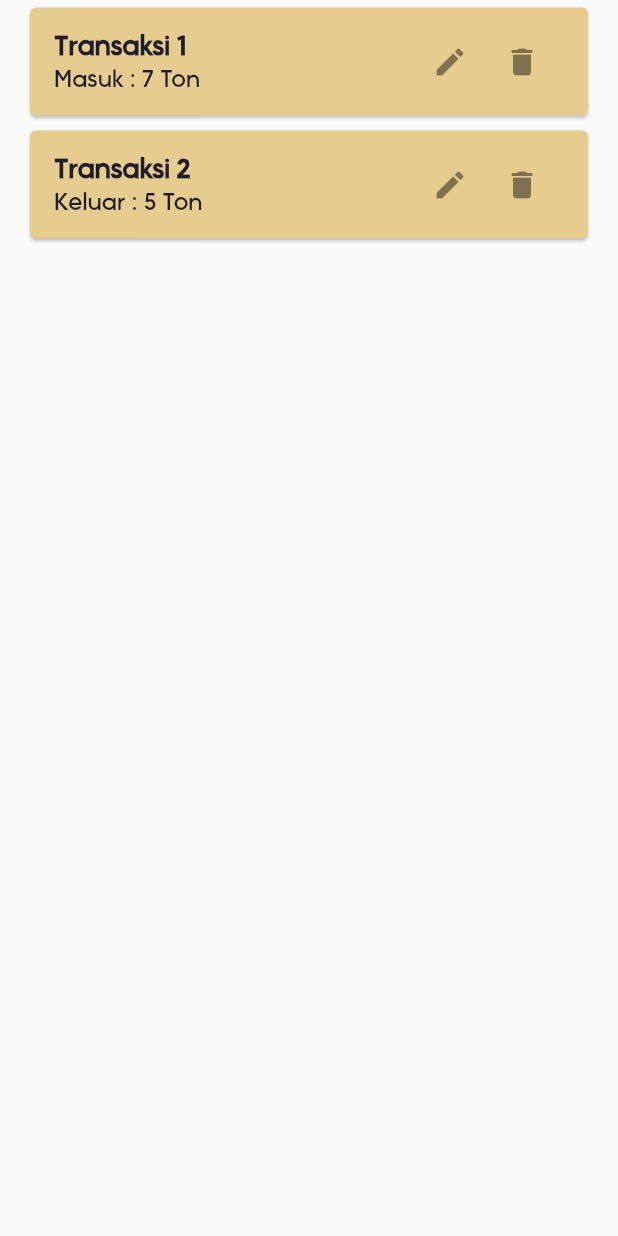
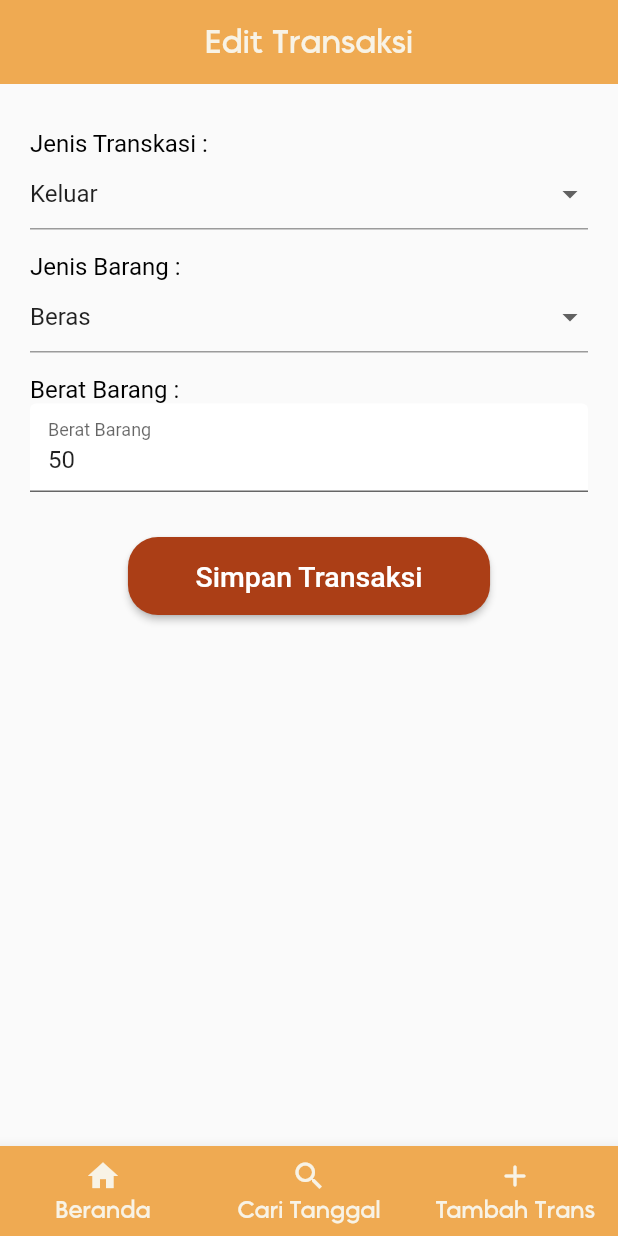
Before and after one commit to johnhaq69/Rismelku, a Flutter app: the TransaksiCard widget shown alone on an empty page, opened directly, after a tap on the "edit" icon, on a phone screen of 412 x 824 dp. Run offline on Flutter 3.47's test engine with Material 2 defaults, Android fonts, the light colour scheme and no system bars; our stand-ins replace date_format; missing offline and left inert: dart:ffi.

Commit message:
buat file edit_transaksi.dart di folder /lib/pages

```diff
--- /dev/null
+++ b/lib/pages/edit_transaksi.dart
@@ -0,0 +1,162 @@
+import 'package:rismelku/widget/bottom_nav.dart';
+import 'package:flutter/material.dart';
+import 'package:rismelku/theme.dart';
+
+class EditTransaksiScreen extends StatefulWidget {
+  const EditTransaksiScreen({
+    Key? key,
+    required this.idTransaksi,
+    required this.jenisTransaksi,
+    required this.jenisBarang,
+    required this.beratBarang,
+  }) : super(key: key);
+
+  final int idTransaksi;
+  final String jenisTransaksi;
+  final String jenisBarang;
+  final String beratBarang;
+
+  @override
+  State<EditTransaksiScreen> createState() => _EditTransaksiScreenState();
+}
+
+class _EditTransaksiScreenState extends State<EditTransaksiScreen> {
+  List<String> listBarang = [
+    'Beras',
+    'Bekatul',
+    'Gabah',
+  ];
+  List<String> listJenisTransaksi = [
+    'Keluar',
+    'Masuk',
+  ];
+  String? barang;
+  String? jenisTransaksi;
+
+  TextEditingController beratBarangController = TextEditingController();
+
+  @override
+  Widget build(BuildContext context) {
+    if (widget.beratBarang != "") {
+      beratBarangController.text = widget.beratBarang;
+    }
+    return Scaffold(
+      resizeToAvoidBottomInset: false,
+      appBar: AppBar(
+        backgroundColor: primaryColor,
+        centerTitle: true,
+        automaticallyImplyLeading: false,
+        elevation: 0,
+        title: Text(
+          "Edit Transaksi",
+          style: TextStyle(
+            fontFamily: 'OkineSans',
+            fontSize: 22,
+            color: backgroundColor,
+          ),
+        ),
+      ),
+      body: Container(
+        margin: EdgeInsets.symmetric(
+          horizontal: 20,
+          vertical: 30,
+        ),
+        child: Column(
+          children: [
+            Row(
+              children: <Widget>[
+                Text(
+                  "Jenis Transkasi : ",
+                  style: TextStyle(color: Colors.black, fontSize: 16),
+                ),
+              ],
+            ),
+            DropdownButtonFormField(
+              onChanged: (String? value) {
+                setState(() {
+                  jenisTransaksi = value;
+                });
+              },
+              value: widget.jenisTransaksi,
+              items: listJenisTransaksi.map((String value) {
+                return DropdownMenuItem(
+                  child: Text(value),
+                  value: value,
+                );
+              }).toList(),
+            ),
+            SizedBox(
+              height: 15,
+            ),
+            Row(
+              children: <Widget>[
+                Text(
+                  "Jenis Barang : ",
+                  style: TextStyle(color: Colors.black, fontSize: 16),
+                ),
+              ],
+            ),
+            DropdownButtonFormField(
+              onChanged: (String? value) {
+                setState(() {
+                  barang = value;
+                });
+              },
+              value: widget.jenisBarang,
+              items: listBarang.map((String value) {
+                return DropdownMenuItem(
+                  child: Text(value),
+                  value: value,
+                );
+              }).toList(),
+            ),
+            SizedBox(
+              height: 15,
+            ),
+            Row(
+              children: <Widget>[
+                Text(
+                  "Berat Barang : ",
+                  style: TextStyle(color: Colors.black, fontSize: 16),
+                ),
+              ],
+            ),
+            TextFormField(
+              controller: beratBarangController,
+              decoration: InputDecoration(
+                labelText: 'Berat Barang',
+                hintText: 'Berat Kg',
+                border: UnderlineInputBorder(),
+                filled: true,
+                fillColor: Colors.white,
+              ),
+            ),
+            SizedBox(
+              height: 30,
+            ),
+            Center(
+              child: ElevatedButton(
+                style: ElevatedButton.styleFrom(
+                  padding:
+                      const EdgeInsets.symmetric(vertical: 15, horizontal: 45),
+                  primary: thirdColor,
+                  shape: new RoundedRectangleBorder(
+                    borderRadius: new BorderRadius.circular(20.0),
+                  ),
+                ),
+                onPressed: () {},
+                child: Text(
+                  "Simpan Transaksi",
+                  style: TextStyle(
+                    fontSize: 19,
+                  ),
+                ),
+              ),
+            ),
+          ],
+        ),
+      ),
+      bottomNavigationBar: BottomNavWidget(),
+    );
+  }
+}
--- a/lib/pages/main_screen.dart
+++ b/lib/pages/main_screen.dart
@@ -3,8 +3,61 @@ import 'package:rismelku/widget/bottom_nav.dart';
 import 'package:rismelku/widget/transaksi_card.dart';
 import 'package:flutter/material.dart';
 
+import 'package:flutter/foundation.dart';
+import 'dart:ffi';
+
 class MainScreen extends StatelessWidget {
   const MainScreen({super.key});
+
+  void dialogHapus(context, int id, String nama) {
+    showDialog(
+      context: context,
+      builder: (BuildContext context) {
+        return AlertDialog(
+          content: Text(
+            'Yakin Menghapus Anggota ' + nama + ' ?',
+          ),
+          backgroundColor: Colors.white,
+          actions: [
+            SizedBox(
+              height: 30,
+              width: 30,
+              child: IconButton(
+                padding: EdgeInsets.all(0),
+                onPressed: () {
+                  Navigator.pop(context);
+                },
+                icon: Icon(
+                  Icons.cancel,
+                  color: Colors.grey,
+                  size: 30,
+                ),
+              ),
+            ),
+            SizedBox(
+              width: 20,
+            ),
+            SizedBox(
+              height: 30,
+              width: 30,
+              child: IconButton(
+                padding: EdgeInsets.all(0),
+                onPressed: () {},
+                icon: Icon(
+                  Icons.delete,
+                  color: Colors.redAccent,
+                  size: 30,
+                ),
+              ),
+            ),
+            SizedBox(
+              width: 10,
+            ),
+          ],
+        );
+      },
+    );
+  }
 
   @override
   Widget build(BuildContext context) {
@@ -23,6 +76,16 @@ class MainScreen extends StatelessWidget {
             color: backgroundColor,
           ),
         ),
+        actions: [
+          IconButton(
+            onPressed: () {
+              Navigator.pushNamedAndRemoveUntil(context, '/', (route) => false);
+            },
+            icon: Icon(
+              Icons.logout,
+            ),
+          ),
+        ],
       ),
       bottomNavigationBar: BottomNavWidget(),
       body: Container(
--- a/lib/widget/transaksi_card.dart
+++ b/lib/widget/transaksi_card.dart
@@ -1,5 +1,7 @@
 import 'package:flutter/material.dart';
+import 'package:rismelku/pages/edit_transaksi.dart';
 import 'package:rismelku/theme.dart';
+import 'package:rismelku/pages/main_screen.dart';
 
 class TransaksiCard extends StatelessWidget {
   TransaksiCard({super.key});
@@ -43,11 +45,25 @@ class TransaksiCard extends StatelessWidget {
               child: Row(
                 children: [
                   IconButton(
-                    onPressed: () {},
+                    onPressed: () {
+                      Navigator.push(
+                        context,
+                        MaterialPageRoute(
+                          builder: (context) => EditTransaksiScreen(
+                            idTransaksi: 1,
+                            jenisTransaksi: "Keluar",
+                            jenisBarang: "Beras",
+                            beratBarang: "50",
+                          ),
+                        ),
+                      );
+                    },
                     icon: Icon(Icons.edit),
                   ),
                   IconButton(
-                    onPressed: () {},
+                    onPressed: () {
+                      MainScreen().dialogHapus(context, 1, "Transaksi 1");
+                    },
                     icon: Icon(Icons.delete),
                   ),
                 ],
```
